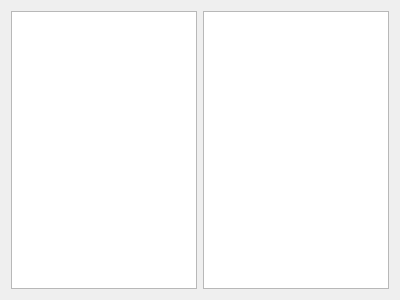
Above: ui/alignment.ui from beowulfey/pylinnaeo before the change. Below: the same form after it.
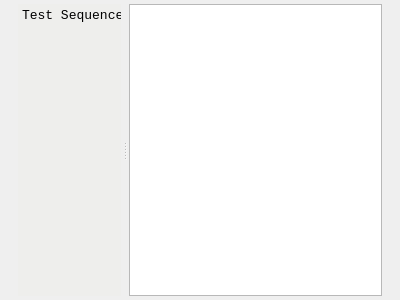
That is the form after the change.

Commit message: Beginning work on rebuilding alignment window.

Diff of the .ui file:
```diff
--- a/ui/alignment.ui
+++ b/ui/alignment.ui
@@ -14,11 +14,225 @@
    <string>New Alignment</string>
   </property>
   <layout class="QGridLayout" name="gridLayout">
-   <item row="0" column="1">
-    <widget class="QTextEdit" name="textEdit"/>
-   </item>
+   <property name="leftMargin">
+    <number>2</number>
+   </property>
+   <property name="topMargin">
+    <number>2</number>
+   </property>
+   <property name="rightMargin">
+    <number>2</number>
+   </property>
+   <property name="bottomMargin">
+    <number>2</number>
+   </property>
+   <property name="spacing">
+    <number>2</number>
+   </property>
    <item row="0" column="0">
-    <widget class="QTextEdit" name="textEdit_2"/>
+    <widget class="QSplitter" name="splitter">
+     <property name="sizePolicy">
+      <sizepolicy hsizetype="Fixed" vsizetype="Preferred">
+       <horstretch>0</horstretch>
+       <verstretch>0</verstretch>
+      </sizepolicy>
+     </property>
+     <property name="orientation">
+      <enum>Qt::Horizontal</enum>
+     </property>
+     <widget class="QWidget" name="nameWidget" native="true">
+      <property name="sizePolicy">
+       <sizepolicy hsizetype="Fixed" vsizetype="Preferred">
+        <horstretch>0</horstretch>
+        <verstretch>0</verstretch>
+       </sizepolicy>
+      </property>
+      <property name="minimumSize">
+       <size>
+        <width>20</width>
+        <height>0</height>
+       </size>
+      </property>
+      <property name="baseSize">
+       <size>
+        <width>20</width>
+        <height>0</height>
+       </size>
+      </property>
+      <layout class="QGridLayout" name="gridLayout_2">
+       <property name="sizeConstraint">
+        <enum>QLayout::SetDefaultConstraint</enum>
+       </property>
+       <property name="leftMargin">
+        <number>2</number>
+       </property>
+       <property name="topMargin">
+        <number>2</number>
+       </property>
+       <property name="rightMargin">
+        <number>2</number>
+       </property>
+       <property name="bottomMargin">
+        <number>2</number>
+       </property>
+       <property name="spacing">
+        <number>2</number>
+       </property>
+       <item row="0" column="0">
+        <widget class="QTextEdit" name="namePane">
+         <property name="sizePolicy">
+          <sizepolicy hsizetype="Fixed" vsizetype="Expanding">
+           <horstretch>0</horstretch>
+           <verstretch>0</verstretch>
+          </sizepolicy>
+         </property>
+         <property name="minimumSize">
+          <size>
+           <width>10</width>
+           <height>0</height>
+          </size>
+         </property>
+         <property name="maximumSize">
+          <size>
+           <width>16777215</width>
+           <height>16777215</height>
+          </size>
+         </property>
+         <property name="baseSize">
+          <size>
+           <width>50</width>
+           <height>0</height>
+          </size>
+         </property>
+         <property name="palette">
+          <palette>
+           <active>
+            <colorrole role="Base">
+             <brush brushstyle="SolidPattern">
+              <color alpha="255">
+               <red>238</red>
+               <green>238</green>
+               <blue>236</blue>
+              </color>
+             </brush>
+            </colorrole>
+           </active>
+           <inactive>
+            <colorrole role="Base">
+             <brush brushstyle="SolidPattern">
+              <color alpha="255">
+               <red>238</red>
+               <green>238</green>
+               <blue>236</blue>
+              </color>
+             </brush>
+            </colorrole>
+           </inactive>
+           <disabled>
+            <colorrole role="Base">
+             <brush brushstyle="SolidPattern">
+              <color alpha="255">
+               <red>239</red>
+               <green>239</green>
+               <blue>239</blue>
+              </color>
+             </brush>
+            </colorrole>
+           </disabled>
+          </palette>
+         </property>
+         <property name="font">
+          <font>
+           <family>Liberation Mono</family>
+           <pointsize>10</pointsize>
+          </font>
+         </property>
+         <property name="frameShape">
+          <enum>QFrame::NoFrame</enum>
+         </property>
+         <property name="frameShadow">
+          <enum>QFrame::Raised</enum>
+         </property>
+         <property name="horizontalScrollBarPolicy">
+          <enum>Qt::ScrollBarAlwaysOff</enum>
+         </property>
+         <property name="sizeAdjustPolicy">
+          <enum>QAbstractScrollArea::AdjustToContents</enum>
+         </property>
+         <property name="lineWrapMode">
+          <enum>QTextEdit::NoWrap</enum>
+         </property>
+         <property name="readOnly">
+          <bool>true</bool>
+         </property>
+         <property name="html">
+          <string>&lt;!DOCTYPE HTML PUBLIC &quot;-//W3C//DTD HTML 4.0//EN&quot; &quot;http://www.w3.org/TR/REC-html40/strict.dtd&quot;&gt;
+&lt;html&gt;&lt;head&gt;&lt;meta name=&quot;qrichtext&quot; content=&quot;1&quot; /&gt;&lt;style type=&quot;text/css&quot;&gt;
+p, li { white-space: pre-wrap; }
+&lt;/style&gt;&lt;/head&gt;&lt;body style=&quot; font-family:'Liberation Mono'; font-size:10pt; font-weight:400; font-style:normal;&quot;&gt;
+&lt;p align=&quot;right&quot; style=&quot; margin-top:0px; margin-bottom:0px; margin-left:0px; margin-right:0px; -qt-block-indent:0; text-indent:0px;&quot;&gt;Test Sequence&lt;/p&gt;&lt;/body&gt;&lt;/html&gt;</string>
+         </property>
+        </widget>
+       </item>
+      </layout>
+     </widget>
+     <widget class="QWidget" name="alignWidget" native="true">
+      <property name="sizePolicy">
+       <sizepolicy hsizetype="Expanding" vsizetype="Preferred">
+        <horstretch>0</horstretch>
+        <verstretch>0</verstretch>
+       </sizepolicy>
+      </property>
+      <layout class="QGridLayout" name="gridLayout_3">
+       <property name="sizeConstraint">
+        <enum>QLayout::SetDefaultConstraint</enum>
+       </property>
+       <property name="leftMargin">
+        <number>2</number>
+       </property>
+       <property name="topMargin">
+        <number>2</number>
+       </property>
+       <property name="rightMargin">
+        <number>2</number>
+       </property>
+       <property name="bottomMargin">
+        <number>2</number>
+       </property>
+       <property name="spacing">
+        <number>2</number>
+       </property>
+       <item row="0" column="0">
+        <widget class="QTextEdit" name="alignPane">
+         <property name="sizePolicy">
+          <sizepolicy hsizetype="Expanding" vsizetype="Preferred">
+           <horstretch>0</horstretch>
+           <verstretch>0</verstretch>
+          </sizepolicy>
+         </property>
+         <property name="font">
+          <font>
+           <family>Liberation Mono</family>
+           <pointsize>10</pointsize>
+          </font>
+         </property>
+         <property name="horizontalScrollBarPolicy">
+          <enum>Qt::ScrollBarAlwaysOff</enum>
+         </property>
+         <property name="lineWrapMode">
+          <enum>QTextEdit::NoWrap</enum>
+         </property>
+         <property name="readOnly">
+          <bool>true</bool>
+         </property>
+         <property name="textInteractionFlags">
+          <set>Qt::TextSelectableByKeyboard|Qt::TextSelectableByMouse</set>
+         </property>
+        </widget>
+       </item>
+      </layout>
+     </widget>
+    </widget>
    </item>
   </layout>
  </widget>
```
The commit also changes 3 other files.
